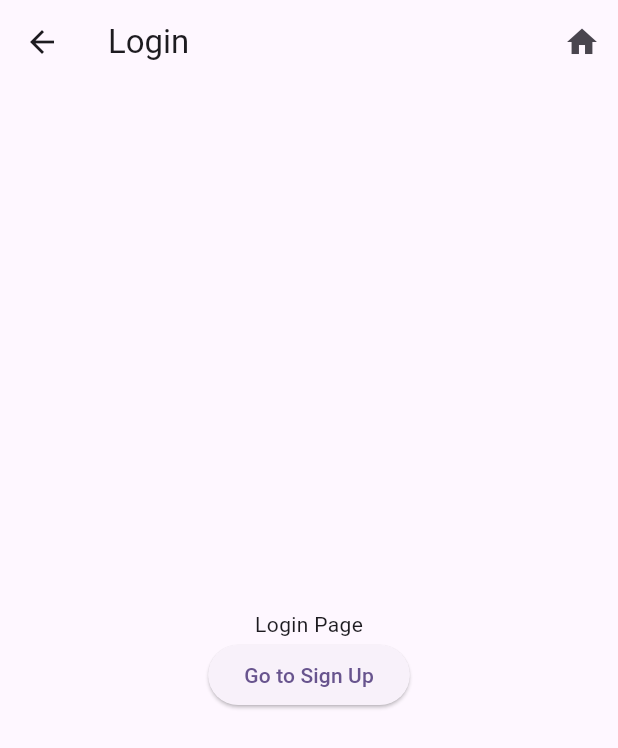
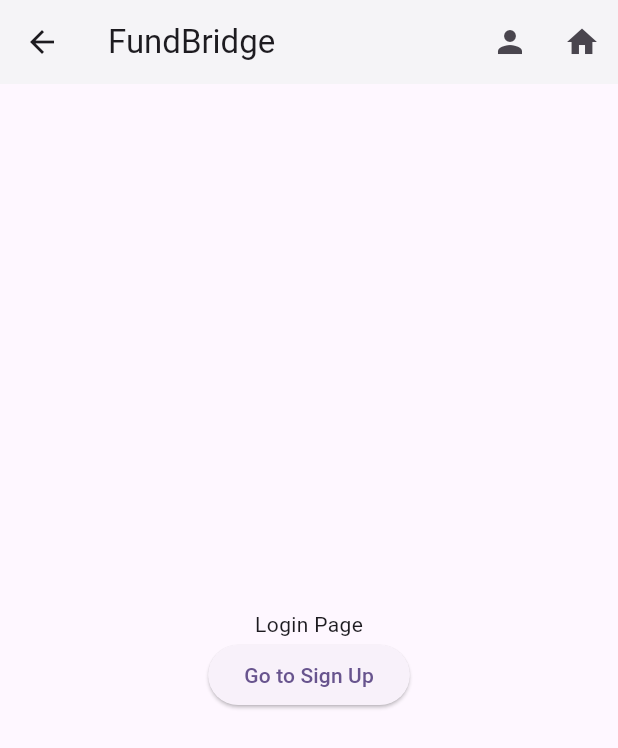
Before and after one commit to Rehab-M-Esmail/FundBridge, a Flutter app: the login screen opened directly, on a phone screen of 412 x 824 dp. Shown: the top 748 px of the screen. Run offline on Flutter 3.47's test engine with Material 3 defaults, Android fonts, the phone set to English and light mode, and no system bars.

Commit message:
global appbar setup

```diff
--- /dev/null
+++ b/fund_bridge/lib/common_appbar.dart
@@ -0,0 +1,36 @@
+import 'package:flutter/material.dart';
+
+class CommonAppBar extends StatelessWidget implements PreferredSizeWidget {
+  final String title;
+
+  const CommonAppBar({super.key, required this.title});
+
+  @override
+  Widget build(BuildContext context) {
+    return AppBar(
+      title: Text(title),
+      backgroundColor: Colors.white,
+      elevation: 2,
+      actions: [
+        IconButton(
+          icon: const Icon(Icons.person),
+          tooltip: 'Go to Profile',
+          onPressed: () {
+            Navigator.pushNamed(context, '/Profile');
+          },
+        ),
+        IconButton(
+          icon: const Icon(Icons.home),
+          tooltip: 'Go to Home',
+          onPressed: () {
+            Navigator.pushNamed(context, '/');
+          },
+        ),
+      ],
+    );
+  }
+
+  // Required when implementing PreferredSizeWidget
+  @override
+  Size get preferredSize => const Size.fromHeight(kToolbarHeight);
+}
--- a/fund_bridge/lib/login.dart
+++ b/fund_bridge/lib/login.dart
@@ -1,22 +1,12 @@
 import 'package:flutter/material.dart';
-
+import 'common_appbar.dart';
 class login extends StatelessWidget {
   const login({super.key});
 
   @override
   Widget build(BuildContext context) {
     return Scaffold(
-      appBar: AppBar(
-        title: const Text('Login'),
-        actions: [
-          IconButton(
-            icon: const Icon(Icons.home),
-            onPressed: () {
-              Navigator.pushNamed(context, '/');
-            },
-          ),
-        ],
-      ),
+      appBar: const CommonAppBar(title: 'FundBridge'),
       body: Center(
         child: Column(
           mainAxisAlignment: MainAxisAlignment.center,
```
Also changed, not shown: fund_bridge/lib/donate.dart (+2 -12 lines), fund_bridge/lib/feedback.dart (+2 -12 lines), fund_bridge/lib/fundpost.dart (+2 -12 lines), fund_bridge/lib/homepage.dart (+2 -13 lines), fund_bridge/lib/profile.dart (+2 -12 lines), fund_bridge/lib/report.dart (+2 -12 lines), fund_bridge/lib/settings.dart (+2 -12 lines), fund_bridge/lib/signup.dart (+2 -12 lines), fund_bridge/lib/startfund.dart (+2 -12 lines).
